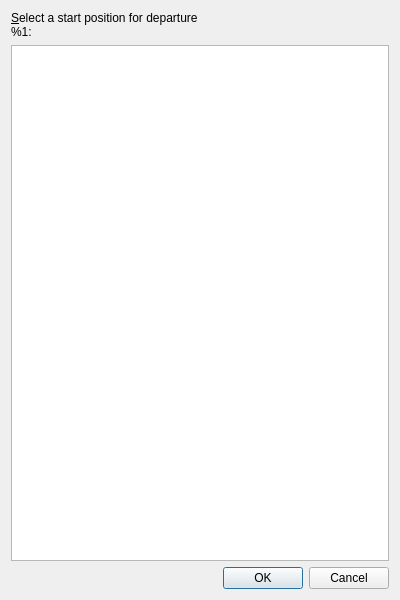
albar965/littlenavmap, file src/route/parkingdialog.ui: the form before one commit.
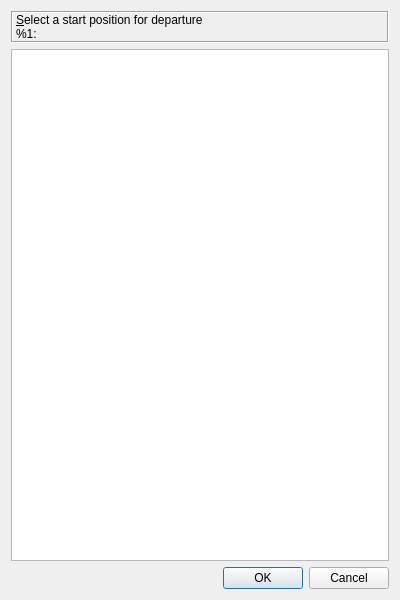
The form after the commit.

```diff
--- a/src/route/parkingdialog.ui
+++ b/src/route/parkingdialog.ui
@@ -16,12 +16,21 @@
   <layout class="QVBoxLayout" name="verticalLayout">
    <item>
     <widget class="QLabel" name="labelSelectParking">
+     <property name="frameShape">
+      <enum>QFrame::Box</enum>
+     </property>
+     <property name="frameShadow">
+      <enum>QFrame::Sunken</enum>
+     </property>
      <property name="text">
       <string>&amp;Select a start position for departure&lt;br/&gt;%1:</string>
      </property>
      <property name="wordWrap">
       <bool>true</bool>
      </property>
+     <property name="margin">
+      <number>5</number>
+     </property>
      <property name="buddy">
       <cstring>listWidgetSelectParking</cstring>
      </property>
```
